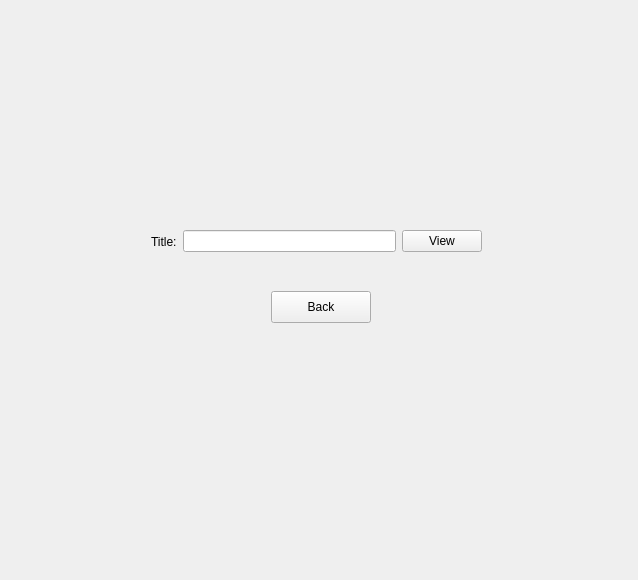
This is CuringCamPAINS/gui/resourcesgui.ui in CS-205-S22/CuringCamPAINS as Qt 5 draws it before an edit. The edited form follows.
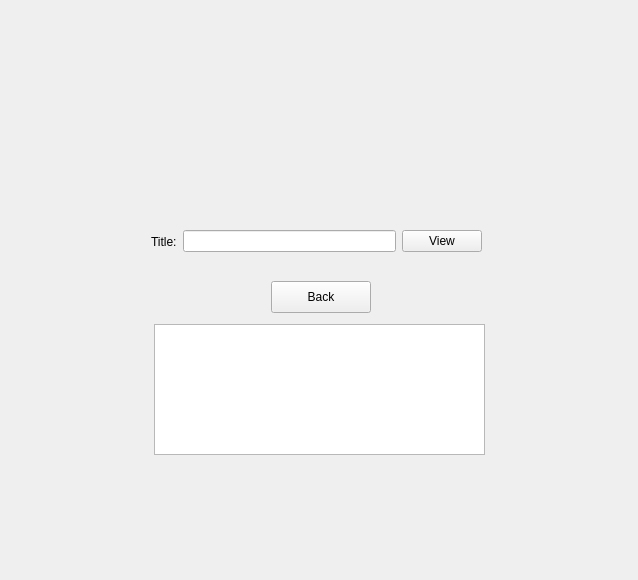
This is the edited form. The open tabs and pages were chosen to show the change.

Diff of the .ui file:
```diff
--- a/CuringCamPAINS/gui/resourcesgui.ui
+++ b/CuringCamPAINS/gui/resourcesgui.ui
@@ -156,7 +156,7 @@
        <property name="geometry">
         <rect>
          <x>260</x>
-         <y>280</y>
+         <y>270</y>
          <width>100</width>
          <height>32</height>
         </rect>
@@ -191,6 +191,19 @@
         <string/>
        </property>
       </widget>
+      <widget class="QTextEdit" name="textEdit_textOutput">
+       <property name="geometry">
+        <rect>
+         <x>143</x>
+         <y>313</y>
+         <width>331</width>
+         <height>131</height>
+        </rect>
+       </property>
+       <property name="autoFillBackground">
+        <bool>false</bool>
+       </property>
+      </widget>
      </widget>
      <widget class="QWidget" name="page_4">
       <widget class="QWidget" name="layoutWidget_3">
```
Left out of the diff: 23 changed lines with no effect on the pictures.
